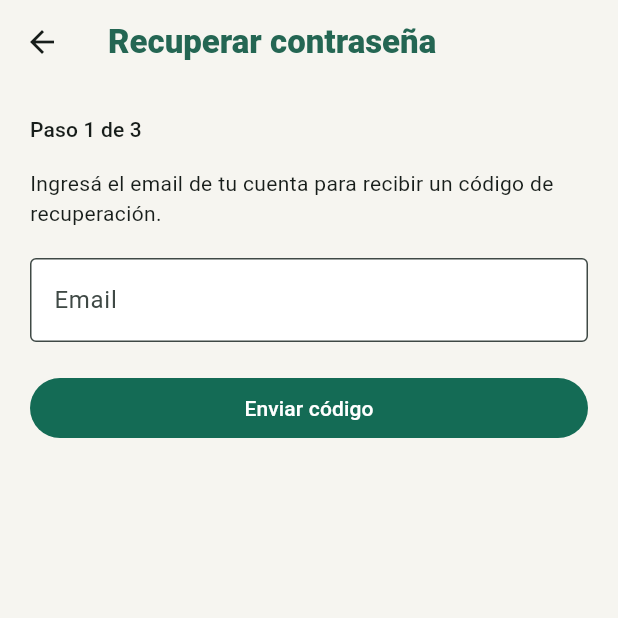
After one commit to Lstortoni/huellacerca, a Flutter app: the RecuperarPasswordPage screen opened by its route, on a phone screen of 412 x 824 dp, the top half of it. The commit adds this screen. Run offline on Flutter 3.47's test engine with Material 3 defaults, Android fonts, the phone set to English and light mode, and no system bars; our stand-ins replace firebase_core, firebase_messaging, flutter_secure_storage, get_it, image_picker, share_plus; accounts and stored records are empty; network calls fail.

Commit message:
Agregar recuperacion de contraseña

```diff
--- a/mobile/lib/app.dart
+++ b/mobile/lib/app.dart
@@ -12,6 +12,8 @@ import 'services/contracts/auth_service.dart';
 import 'services/contracts/ubicacion_service.dart';
 import 'pages/inicio_page.dart';
 import 'pages/login_page.dart';
+import 'pages/recuperar_password_page.dart';
+import 'services/contracts/recuperacion_service.dart';
 import 'pages/registro_page.dart';
 import 'pages/perfil_page.dart';
 import 'pages/mascotas_page.dart';
@@ -217,6 +219,11 @@ class _HuellaCercaAppState extends State<HuellaCercaApp> {
     home: InicioPage(auth: getIt<AuthService>()),
     routes: {
       '/login': (_) => LoginPage(auth: getIt<AuthService>()),
+      '/recuperar-password': (context) => RecuperarPasswordPage(
+        service: getIt<RecuperacionService>(),
+        emailInicial:
+            ModalRoute.of(context)?.settings.arguments as String? ?? '',
+      ),
       '/registro': (_) => RegistroPage(
         auth: getIt<AuthService>(),
         ubicacion: getIt<UbicacionService>(),
--- a/mobile/lib/core/di/service_registration.dart
+++ b/mobile/lib/core/di/service_registration.dart
@@ -7,6 +7,8 @@ import '../../services/implementations/push_service_api.dart';
 import '../../services/implementations/mensajeria_push_firebase.dart';
 
 import '../../services/contracts/auth_service.dart';
+import '../../services/contracts/recuperacion_service.dart';
+import '../../services/implementations/recuperacion_service_api.dart';
 import '../../services/contracts/ubicacion_service.dart';
 import '../../services/contracts/publicacion_service.dart';
 import '../../services/contracts/recomendacion_service.dart';
@@ -42,6 +44,9 @@ void configurarServicios({
   );
   getIt.registerLazySingleton<SessionStorage>(
     () => sessionStorage ?? SecureSessionStorage(),
+  );
+  getIt.registerLazySingleton<RecuperacionService>(
+    () => RecuperacionServiceApi(getIt<ApiClient>()),
   );
   getIt.registerLazySingleton<AuthService>(
     () => AuthServiceApi(
--- /dev/null
+++ b/mobile/lib/models/permiso_recuperacion.dart
@@ -0,0 +1,7 @@
+/// Autorización de un solo uso. Se mantiene sólo en memoria; no es una sesión.
+class PermisoRecuperacion {
+  const PermisoRecuperacion(this.token, this.expira);
+  final String token;
+  final DateTime expira;
+  bool get vencido => !expira.isAfter(DateTime.now().toUtc());
+}
--- /dev/null
+++ b/mobile/lib/pages/recuperar_password_page.dart
@@ -0,0 +1,374 @@
+import 'dart:async';
+
+import 'package:flutter/material.dart';
+import 'package:flutter/services.dart';
+
+import '../core/network/api_exception.dart';
+import '../models/permiso_recuperacion.dart';
+import '../services/contracts/recuperacion_service.dart';
+import '../widgets/contenido_formulario.dart';
+
+enum _Paso { email, codigo, password, completado }
+
+class RecuperarPasswordPage extends StatefulWidget {
+  const RecuperarPasswordPage({
+    super.key,
+    required this.service,
+    this.emailInicial = '',
+  });
+  final RecuperacionService service;
+  final String emailInicial;
+
+  @override
+  State<RecuperarPasswordPage> createState() => _RecuperarPasswordPageState();
+}
+
+class _RecuperarPasswordPageState extends State<RecuperarPasswordPage> {
+  final _forms = List.generate(4, (_) => GlobalKey<FormState>());
+  late final _email = TextEditingController(text: widget.emailInicial);
+  final _codigo = TextEditingController();
+  final _password = TextEditingController();
+  final _confirmacion = TextEditingController();
+  _Paso _paso = _Paso.email;
+  bool _ocupado = false, _ocultar = true;
+  String? _error;
+  PermisoRecuperacion? _permiso;
+  DateTime? _reenviarDesde;
+  Timer? _timer;
+
+  int get _espera {
+    final ms = _reenviarDesde?.difference(DateTime.now()).inMilliseconds ?? 0;
+    return ms <= 0 ? 0 : (ms / 1000).ceil();
+  }
+
+  void _esperar(int segundos) {
+    _reenviarDesde = DateTime.now().add(Duration(seconds: segundos));
+    _timer?.cancel();
+    _timer = Timer.periodic(const Duration(seconds: 1), (_) {
+      if (!mounted) return;
+      setState(() {});
+      if (_espera == 0) _timer?.cancel();
+    });
+  }
+
+  String _mensaje(Object e) {
+    if (e is ApiException && e.statusCode == 429) {
+      return 'Hiciste varios intentos. Esperá un minuto antes de volver a intentar.';
+    }
+    if (e is ApiException && e.statusCode == 503) {
+      return 'La recuperación no está disponible en este momento. Intentá más tarde.';
+    }
+    return mensajeError(e);
+  }
+
+  Future<void> _solicitar() async {
+    if (_ocupado || _espera > 0) return;
+    if (_paso == _Paso.email && !_forms[_paso.index].currentState!.validate()) {
+      return;
+    }
+    setState(() {
+      _ocupado = true;
+      _error = null;
+    });
+    // Ante una respuesta perdida el servidor podría haber aceptado el envío.
+    _esperar(60);
+    try {
+      final segundos = await widget.service.solicitarCodigo(_email.text);
+      if (!mounted) return;
+      _esperar(segundos);
+      setState(() {
+        _paso = _Paso.codigo;
+        _permiso = null;
+        _codigo.clear();
+        _password.clear();
+        _confirmacion.clear();
+      });
+    } catch (e) {
+      if (mounted) setState(() => _error = _mensaje(e));
+    } finally {
+      if (mounted) setState(() => _ocupado = false);
+    }
+  }
+
+  Future<void> _verificar() async {
+    if (_ocupado || !_forms[_paso.index].currentState!.validate()) return;
+    setState(() {
+      _ocupado = true;
+      _error = null;
+    });
+    try {
+      final permiso = await widget.service.verificarCodigo(
+        _email.text,
+        _codigo.text,
+      );
+      if (!mounted) return;
+      if (permiso.vencido) {
+        throw const ApiException(
+          'La autorización venció. Solicitá un nuevo código.',
+        );
+      }
+      setState(() {
+        _permiso = permiso;
+        _codigo.clear();
+        _paso = _Paso.password;
+      });
+    } catch (e) {
+      if (mounted) setState(() => _error = _mensaje(e));
+    } finally {
+      if (mounted) setState(() => _ocupado = false);
+    }
+  }
+
+  void _volverACodigo(String error) {
+    _permiso = null;
+    _password.clear();
+    _confirmacion.clear();
+    _paso = _Paso.codigo;
+    _error = error;
+  }
+
+  Future<void> _guardar() async {
+    if (_ocupado || !_forms[_paso.index].currentState!.validate()) return;
+    final permiso = _permiso;
+    if (permiso == null || permiso.vencido) {
+      setState(
+        () =>
+            _volverACodigo('La autorización venció. Solicitá un nuevo código.'),
+      );
+      return;
+    }
+    setState(() {
+      _ocupado = true;
+      _error = null;
+    });
+    try {
+      await widget.service.restablecer(
+        permiso.token,
+        _password.text,
+        _confirmacion.text,
+      );
+      if (!mounted) return;
+      setState(() {
+        _permiso = null;
+        _password.clear();
+        _confirmacion.clear();
+        _paso = _Paso.completado;
+        _timer?.cancel();
+      });
+    } catch (e) {
+      if (!mounted) return;
+      setState(() {
+        if (e is ApiException && e.statusCode == 400) {
+          _volverACodigo(
+            'No pudimos usar la autorización. Solicitá un nuevo código.',
+          );
+        } else {
+          _error =
+              '${_mensaje(e)} Si perdiste la conexión al guardar, probá ingresar con la nueva contraseña.';
+        }
+      });
+    } finally {
+      if (mounted) setState(() => _ocupado = false);
+    }
+  }
+
+  @override
+  void dispose() {
+    _timer?.cancel();
+    _email.dispose();
+    _codigo.dispose();
+    _password.dispose();
+    _confirmacion.dispose();
+    _permiso = null;
+    super.dispose();
+  }
+
+  @override
+  Widget build(BuildContext context) => Scaffold(
+    appBar: AppBar(title: const Text('Recuperar contraseña')),
+    body: ContenidoFormulario(
+      child: Form(
+        key: _forms[_paso.index],
+        child: Column(
+          crossAxisAlignment: CrossAxisAlignment.stretch,
+          children: [
+            if (_paso != _Paso.completado) ...[
+              Text(
+                'Paso ${_paso.index + 1} de 3',
+                style: Theme.of(context).textTheme.labelLarge,
+              ),
+              const SizedBox(height: 16),
+            ],
+            if (_paso == _Paso.email) ...[
+              const Text(
+                'Ingresá el email de tu cuenta para recibir un código de recuperación.',
+              ),
+              const SizedBox(height: 20),
+              TextFormField(
+                key: const ValueKey('recuperacion-email'),
+                controller: _email,
+                enabled: !_ocupado,
+                keyboardType: TextInputType.emailAddress,
+                autocorrect: false,
+                autofillHints: const [AutofillHints.email],
+                decoration: const InputDecoration(
+                  labelText: 'Email',
+                  border: OutlineInputBorder(),
+                ),
+                validator: (v) =>
+                    v != null &&
+                        v.trim().length <= 254 &&
+                        RegExp(r'^[^\s@]+@[^\s@]+\.[^\s@]+$').hasMatch(v.trim())
+                    ? null
+                    : 'Ingresá un email válido.',
+                onFieldSubmitted: (_) => _solicitar(),
+              ),
+              const SizedBox(height: 20),
+              FilledButton(
+                onPressed: _ocupado || _espera > 0 ? null : _solicitar,
+                child: Text(
+                  _ocupado
+                      ? 'Solicitando…'
+                      : _espera > 0
+                      ? 'Esperá ${_espera}s'
+                      : 'Enviar código',
+                ),
+              ),
+            ],
+            if (_paso == _Paso.codigo) ...[
+              const Text(
+                'Si existe una cuenta activa con ese email, recibirás un código. Revisá también la carpeta de spam.',
+              ),
+              const SizedBox(height: 8),
+              Text(_email.text.trim()),
+              const SizedBox(height: 8),
+              const Text(
+                'El código vence en 10 minutos. Tenés hasta 5 intentos incorrectos.',
+              ),
+              const SizedBox(height: 20),
+              TextFormField(
+                key: const ValueKey('recuperacion-codigo'),
+                controller: _codigo,
+                enabled: !_ocupado,
+                keyboardType: TextInputType.number,
+                autocorrect: false,
+                enableSuggestions: false,
+                autofillHints: const [AutofillHints.oneTimeCode],
+                inputFormatters: [
+                  FilteringTextInputFormatter.digitsOnly,
+                  LengthLimitingTextInputFormatter(6),
+                ],
+                decoration: const InputDecoration(
+                  labelText: 'Código de 6 dígitos',
+                  border: OutlineInputBorder(),
+                ),
+                validator: (v) => RegExp(r'^[0-9]{6}$').hasMatch(v ?? '')
+                    ? null
+                    : 'Ingresá los 6 dígitos.',
+                onFieldSubmitted: (_) => _verificar(),
+              ),
+              const SizedBox(height: 20),
+              FilledButton(
+                onPressed: _ocupado ? null : _verificar,
+                child: Text(_ocupado ? 'Procesando…' : 'Verificar código'),
+              ),
+              TextButton(
+                onPressed: _ocupado || _espera > 0 ? null : _solicitar,
+                child: Text(
+                  _espera > 0 ? 'Reenviar en ${_espera}s' : 'Reenviar código',
+                ),
+              ),
+              TextButton(
+                onPressed: _ocupado
+                    ? null
+                    : () => setState(() {
+                        _paso = _Paso.email;
+                        _codigo.clear();
+                        _permiso = null;
+                        _error = null;
+                      }),
+                child: const Text('Cambiar email'),
+              ),
+            ],
+            if (_paso == _Paso.password) ...[
+              const Text(
+                'Elegí una nueva contraseña de entre 8 y 128 caracteres.',
+              ),
+              const SizedBox(height: 20),
+              TextFormField(
+                key: const ValueKey('recuperacion-password'),
+                controller: _password,
+                enabled: !_ocupado,
+                obscureText: _ocultar,
+                autocorrect: false,
+                enableSuggestions: false,
+                autofillHints: const [AutofillHints.newPassword],
+                decoration: InputDecoration(
+                  labelText: 'Nueva contraseña',
+                  border: const OutlineInputBorder(),
+                  suffixIcon: IconButton(
+                    tooltip: _ocultar
+                        ? 'Mostrar contraseña'
+                        : 'Ocultar contraseña',
+                    onPressed: () => setState(() => _ocultar = !_ocultar),
+                    icon: Icon(
+                      _ocultar ? Icons.visibility : Icons.visibility_off,
+                    ),
+                  ),
+                ),
+                validator: (v) => v != null && v.length >= 8 && v.length <= 128
+                    ? null
+                    : 'Usá entre 8 y 128 caracteres.',
+              ),
+              const SizedBox(height: 16),
+              TextFormField(
+                key: const ValueKey('recuperacion-confirmacion'),
+                controller: _confirmacion,
+                enabled: !_ocupado,
+                obscureText: _ocultar,
+                autocorrect: false,
+                enableSuggestions: false,
+                decoration: const InputDecoration(
+                  labelText: 'Confirmar nueva contraseña',
+                  border: OutlineInputBorder(),
+                ),
+                validator: (v) =>
+                    v != null && v.isNotEmpty && v == _password.text
+                    ? null
+                    : 'Las contraseñas no coinciden.',
+                onFieldSubmitted: (_) => _guardar(),
+              ),
+              const SizedBox(height: 20),
+              FilledButton(
+                onPressed: _ocupado ? null : _guardar,
+                child: Text(_ocupado ? 'Guardando…' : 'Guardar contraseña'),
+              ),
+            ],
+            if (_paso == _Paso.completado) ...[
+              const Icon(Icons.check_circle_outline, size: 56),
+              const SizedBox(height: 16),
+              const Text('Tu contraseña se actualizó correctamente.'),
+              const SizedBox(height: 8),
+              const Text(
+                'Ingresá nuevamente con tu email y la nueva contraseña.',
+              ),
+              const SizedBox(height: 20),
+              FilledButton(
+                onPressed: () => Navigator.of(context).pop(true),
+                child: const Text('Volver a ingresar'),
+              ),
+            ],
+            if (_error != null)
+              Padding(
+                padding: const EdgeInsets.only(top: 16),
+                child: Text(
+                  _error!,
+                  style: TextStyle(color: Theme.of(context).colorScheme.error),
+                ),
+              ),
+          ],
+        ),
+      ),
+    ),
+  );
+}
--- /dev/null
+++ b/mobile/lib/services/contracts/recuperacion_service.dart
@@ -0,0 +1,7 @@
+import '../../models/permiso_recuperacion.dart';
+
+abstract class RecuperacionService {
+  Future<int> solicitarCodigo(String email);
+  Future<PermisoRecuperacion> verificarCodigo(String email, String codigo);
+  Future<void> restablecer(String token, String password, String confirmacion);
+}
```
Also changed, not shown: mobile/lib/pages/login_page.dart (+15 -0 lines), mobile/lib/services/implementations/recuperacion_service_api.dart (added, +55 -0 lines), 3 other files.
